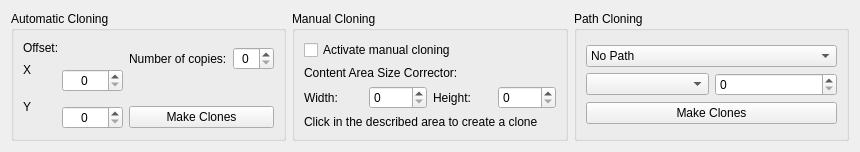
Old version of the form advanceclone.ui in the repository ascetic85/LevelEditor-NG.
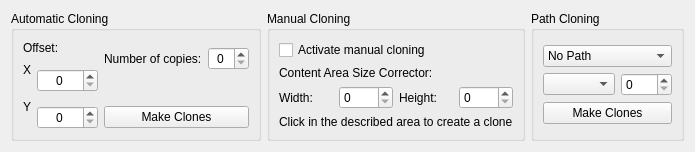
New version of the form.

```diff
--- a/advanceclone.ui
+++ b/advanceclone.ui
@@ -6,7 +6,7 @@
    <rect>
     <x>0</x>
     <y>0</y>
-    <width>860</width>
+    <width>695</width>
     <height>134</height>
    </rect>
   </property>
```
